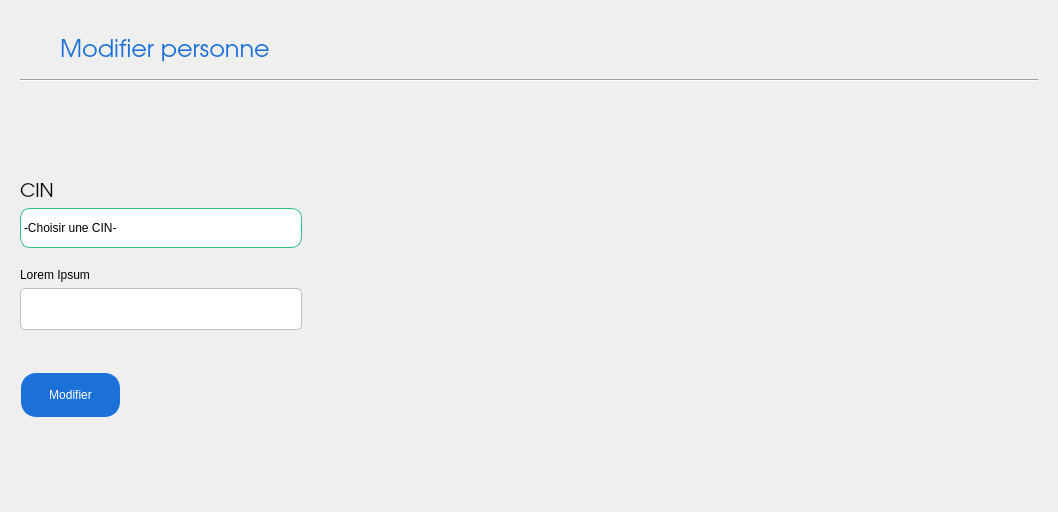
Old version of the form Personne/modifer/modifier.ui in the repository Mindblownserver/mini-project.
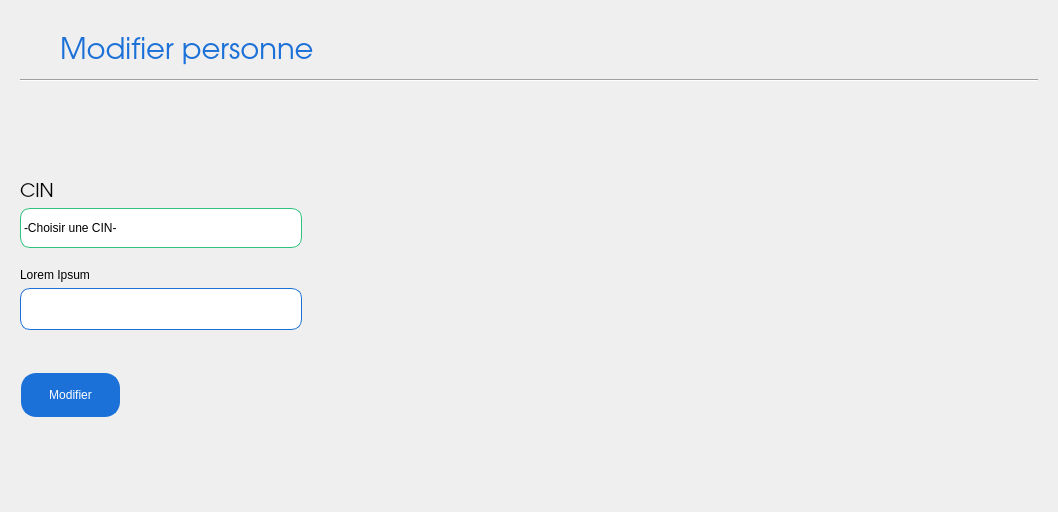
New version of the form. Icons and pictures are not drawn.

Diff of the .ui file:
```diff
--- a/Personne/modifer/modifier.ui
+++ b/Personne/modifer/modifier.ui
@@ -13,6 +13,9 @@
   <property name="windowTitle">
    <string>Form</string>
   </property>
+  <property name="styleSheet">
+   <string notr="true">font: 14pt &quot;URW Gothic&quot;;</string>
+  </property>
   <layout class="QVBoxLayout" name="verticalLayout_3">
    <item alignment="Qt::AlignTop">
     <widget class="QFrame" name="frame_6">
@@ -109,7 +112,7 @@
          <property name="font">
           <font>
            <family>URW Gothic</family>
-           <pointsize>18</pointsize>
+           <pointsize>22</pointsize>
            <weight>8</weight>
            <italic>false</italic>
            <bold>false</bold>
@@ -265,12 +268,21 @@
       </item>
       <item>
        <widget class="QLineEdit" name="cr">
+        <property name="minimumSize">
+         <size>
+          <width>0</width>
+          <height>40</height>
+         </size>
+        </property>
         <property name="styleSheet">
          <string notr="true">color:rgb(0, 0, 0);
-border:  0.5px solid rgb(192, 191, 188);
-border-radius:5px;
+border:  0.5px solid rgb(28, 113, 216);
+border-radius:10px;
 height:50px;</string>
         </property>
+        <property name="text">
+         <string/>
+        </property>
         <property name="placeholderText">
          <string/>
         </property>
```
Left out of the diff: 11 changed lines with no effect on the pictures.
